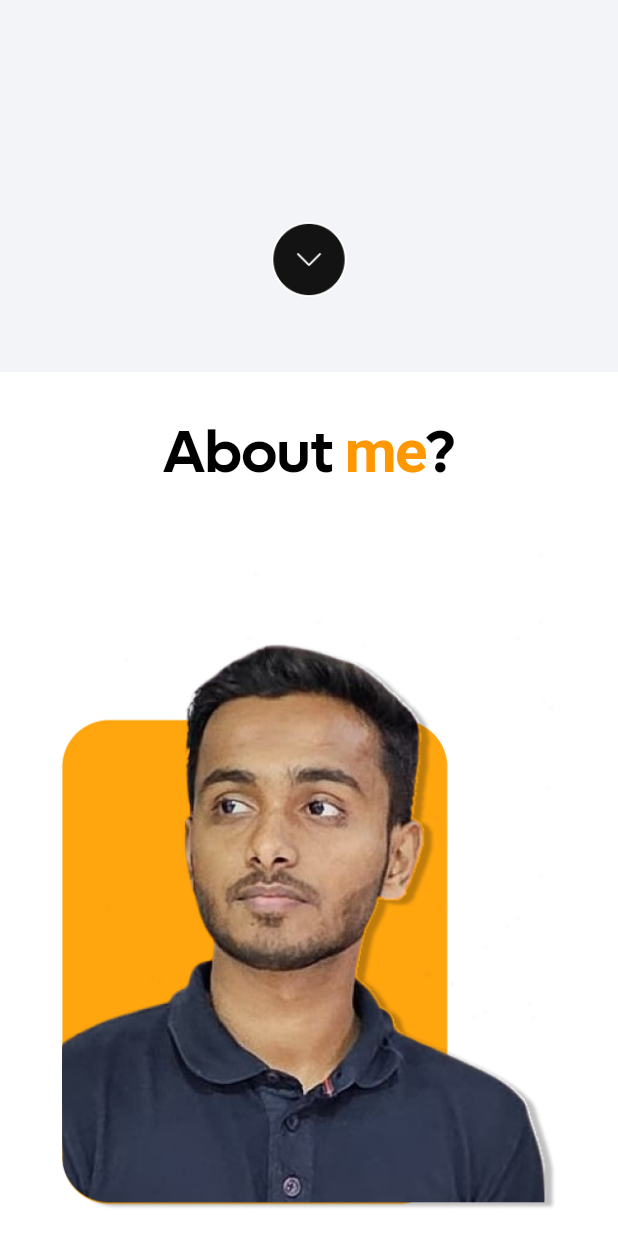
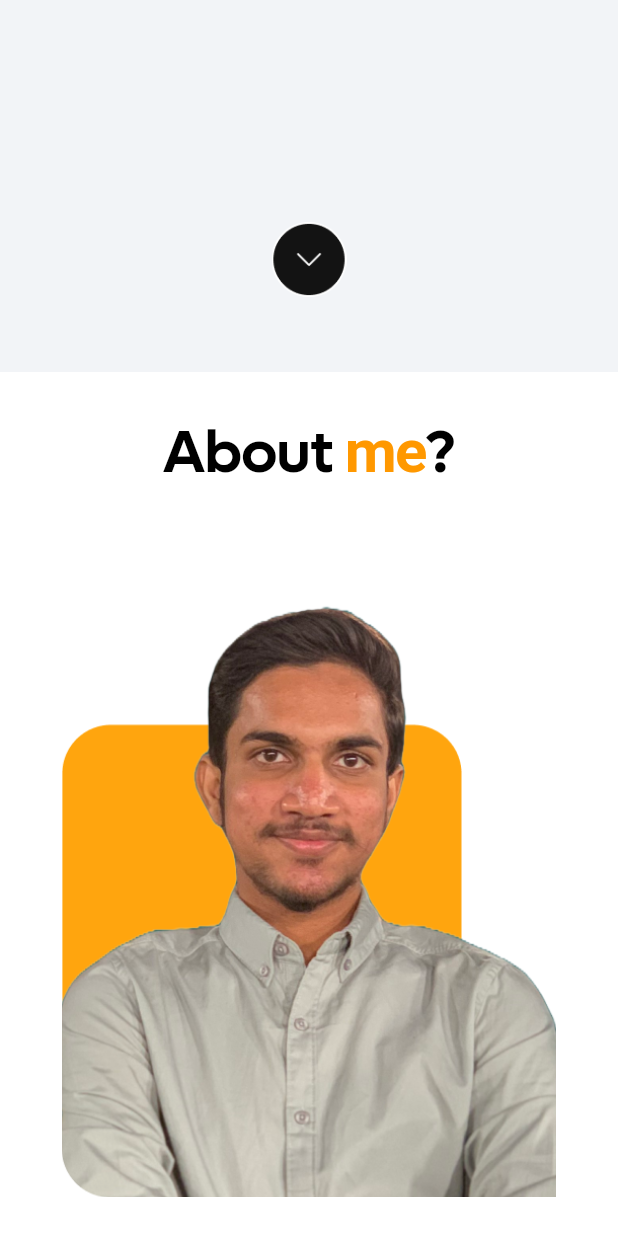
Before and after one commit to codeslayr/personal_portfolio, a Flutter app: the screen it shows after launch, scrolled down 576 dp, on a phone screen of 412 x 824 dp. Run offline on Flutter 3.47's test engine with Material 3 defaults, Android fonts, the phone set to English and light mode, and no system bars; drawn by our look-alikes of scrollable_positioned_list; our stand-ins replace carousel_slider, firebase_core, marquee; missing offline and left inert: dart:html; accounts and stored records are empty.

Commit message:
Slight tweaking

```diff
--- a/lib/components/skills_rectangle.dart
+++ b/lib/components/skills_rectangle.dart
@@ -45,8 +45,10 @@ class CustomContainer extends StatelessWidget {
                 Text(title,
                     style: kMediumParaTextStyle.copyWith(color: Colors.white)),
                 SizedBox(height: 8),
-                Text(subtitle,
-                    style: kSmallParaTextStyle.copyWith(color: Colors.white)),
+                Text(
+                  subtitle,
+                  style: kSmallParaTextStyle.copyWith(color: Colors.white),
+                ),
                 SizedBox(height: 16),
               ],
             ),
--- a/lib/mobile_screens/about_view_mobile.dart
+++ b/lib/mobile_screens/about_view_mobile.dart
@@ -38,7 +38,7 @@ class AboutViewMobile extends StatelessWidget {
             Container(
                 height: 500,
                 width: 500,
-                child: Image.asset("assets/images/nabeel.png")),
+                child: Image.asset("assets/images/abd.png")),
             SizedBox(height: MediaQuery.of(context).size.width / 8),
             Column(
               mainAxisAlignment: MainAxisAlignment.center,
@@ -46,7 +46,7 @@ class AboutViewMobile extends StatelessWidget {
               children: [
                 SizedBox(height: MediaQuery.of(context).size.height / 60),
                 Text(
-                  "I’ve been working with Flutter for over three years, starting from my college days. I’ve created and launched several applications, handling everything from initial design in Figma to coding both front-end and back-end. My experience spans working in small teams and building applications from scratch, taking on multiple roles throughout the development process.",
+                  "I’ve been working with Flutter for over three years, starting from my college days. I’ve created and deployed several applications, handling everything from initial design in Figma to coding both front-end and back-end. My experience spans working in small teams and building applications from scratch, taking on multiple roles throughout the development process.",
                   style: kSmallParaTextStyle,
                 ),
                 SizedBox(height: MediaQuery.of(context).size.height / 40),
--- a/lib/mobile_screens/flutter_view_mobile.dart
+++ b/lib/mobile_screens/flutter_view_mobile.dart
@@ -111,7 +111,7 @@ class FlutterViewMobile extends StatelessWidget {
                               fit: BoxFit.fill)),
                     ),
                   ),
-                  SizedBox(height: 20),
+                  SizedBox(height: MediaQuery.of(context).size.height / 20),
                 ],
               ),
             ),
@@ -120,7 +120,7 @@ class FlutterViewMobile extends StatelessWidget {
                 SizedBox(
                   height: 50, // Fixed height for the Marquee widget
                   child: Marquee(
-                    text: 'Flutter Web · Figma . ',
+                    text: 'Flutter Web & Figma ·',
                     style: kSubHeadingTextStyle,
                     scrollAxis: Axis.horizontal,
                     crossAxisAlignment: CrossAxisAlignment.start,
@@ -129,7 +129,7 @@ class FlutterViewMobile extends StatelessWidget {
                     startPadding: 10.0,
                   ),
                 ),
-                SizedBox(height: MediaQuery.of(context).size.height / 20),
+                SizedBox(height: MediaQuery.of(context).size.height / 60),
               ],
             ),
             Padding(
--- a/lib/mobile_screens/home_view_mobile.dart
+++ b/lib/mobile_screens/home_view_mobile.dart
@@ -45,13 +45,21 @@ class _HomeViewMobileState extends State<HomeViewMobile> {
                     child: Row(
                       mainAxisAlignment: MainAxisAlignment.center,
                       children: [
-                        Text("N M",
+                        Text("A R",
                             style: kMainTitleBoldTextStyle.copyWith(
                                 fontSize: 28,
                                 color: Colors.white.withOpacity(0.8))),
                         // SizedBox(width: 20),
                       ],
                     )),
+                Stack(
+                  children: [
+                    Image.asset(
+                      "assets/images/hero2.png",
+                      width:
+                          double.infinity, // Take full width of the container
+                      fit: BoxFit.cover, // Cover the entire space
+                    ),
                     Container(
                       height: MediaQuery.of(context).size.height - 180,
                       width: MediaQuery.of(context).size.width,
@@ -61,9 +69,9 @@ class _HomeViewMobileState extends State<HomeViewMobile> {
                         mainAxisAlignment: MainAxisAlignment.center,
                         children: [
                           Text(
-                        "I'm\nNabeel\nMirza.",
+                            "I'm\nAnsari\nAbdurrahman.",
                             style: kMainTitleBoldTextStyle.copyWith(
-                          fontSize: 60,
+                              fontSize: 55,
                               letterSpacing: -2,
                               height: 1.0,
                             ),
@@ -82,6 +90,8 @@ class _HomeViewMobileState extends State<HomeViewMobile> {
                         ],
                       ),
                     ),
+                  ],
+                ),
                 Container(
                     width: double.infinity,
                     child: Image.asset(
--- a/lib/web_screens/about_view_web.dart
+++ b/lib/web_screens/about_view_web.dart
@@ -16,9 +16,9 @@ class AboutViewWeb extends StatelessWidget {
           crossAxisAlignment: CrossAxisAlignment.start,
           children: [
             Container(
-                height: 500,
+                height: 450,
                 width: 500,
-                child: Image.asset("assets/images/nabeel.png")),
+                child: Image.asset("assets/images/abd.png")),
             SizedBox(width: MediaQuery.of(context).size.width / 16),
             Expanded(
               child: Column(
@@ -47,7 +47,7 @@ class AboutViewWeb extends StatelessWidget {
                   ),
                   SizedBox(height: MediaQuery.of(context).size.height / 60),
                   Text(
-                    "I’ve been working with Flutter for over three years, starting from my college days. I’ve created and launched several applications, handling everything from initial design in Figma to coding both front-end and back-end. My experience spans working in small teams and building applications from scratch, taking on multiple roles throughout the development process.",
+                    "I’ve been working with Flutter for over three years, starting from my college days. I’ve created and deployed several applications, handling everything from initial design in Figma to coding both front-end and back-end. My experience spans working in small teams and building applications from scratch, taking on multiple roles throughout the development process.",
                     style: kSmallParaTextStyle,
                   ),
                   SizedBox(height: MediaQuery.of(context).size.height / 40),
--- a/lib/web_screens/flutter_view_web.dart
+++ b/lib/web_screens/flutter_view_web.dart
@@ -111,7 +111,7 @@ class FlutterViewWeb extends StatelessWidget {
                               fit: BoxFit.fill)),
                     ),
                   ),
-                  SizedBox(height: 20),
+                  SizedBox(height: MediaQuery.of(context).size.height / 20),
                 ],
               ),
             ),
@@ -120,7 +120,7 @@ class FlutterViewWeb extends StatelessWidget {
                 SizedBox(
                   height: 50, // Fixed height for the Marquee widget
                   child: Marquee(
-                    text: 'Flutter Web · Figma . ',
+                    text: 'Flutter Web & Figma · ',
                     style: kSubHeadingTextStyle,
                     scrollAxis: Axis.horizontal,
                     crossAxisAlignment: CrossAxisAlignment.start,
@@ -129,7 +129,7 @@ class FlutterViewWeb extends StatelessWidget {
                     startPadding: 10.0,
                   ),
                 ),
-                SizedBox(height: MediaQuery.of(context).size.height / 20),
+                SizedBox(height: MediaQuery.of(context).size.height / 60),
               ],
             ),
             Padding(
--- a/lib/web_screens/skill_view_web.dart
+++ b/lib/web_screens/skill_view_web.dart
@@ -53,11 +53,11 @@ class SkillViewWeb extends StatelessWidget {
                     ),
                     CustomContainer(
                         width: 712,
-                        height: 235,
+                        height: 240,
                         image: 'assets/images/firebase.png',
                         title: "Firebase",
                         subtitle:
-                            "Firebase Firestore, Firebase Authentication and more",
+                            "Firebase Firestore, Firebase Authentication and more.",
                         image2: 'assets/images/firebase2.png',
                         i2width: 222,
                         i2height: 200)
```
Also changed, not shown: lib/mobile_screens/footer_view_mobile.dart (+19 -17 lines), lib/web_screens/footer_web_view.dart (+20 -8 lines), lib/web_screens/home_view_web.dart (+16 -7 lines), assets/images/abd.png (added), assets/images/hero2.png (added), assets/images/hero3.png (added). Lines whose indentation alone changed are shown as unchanged.
